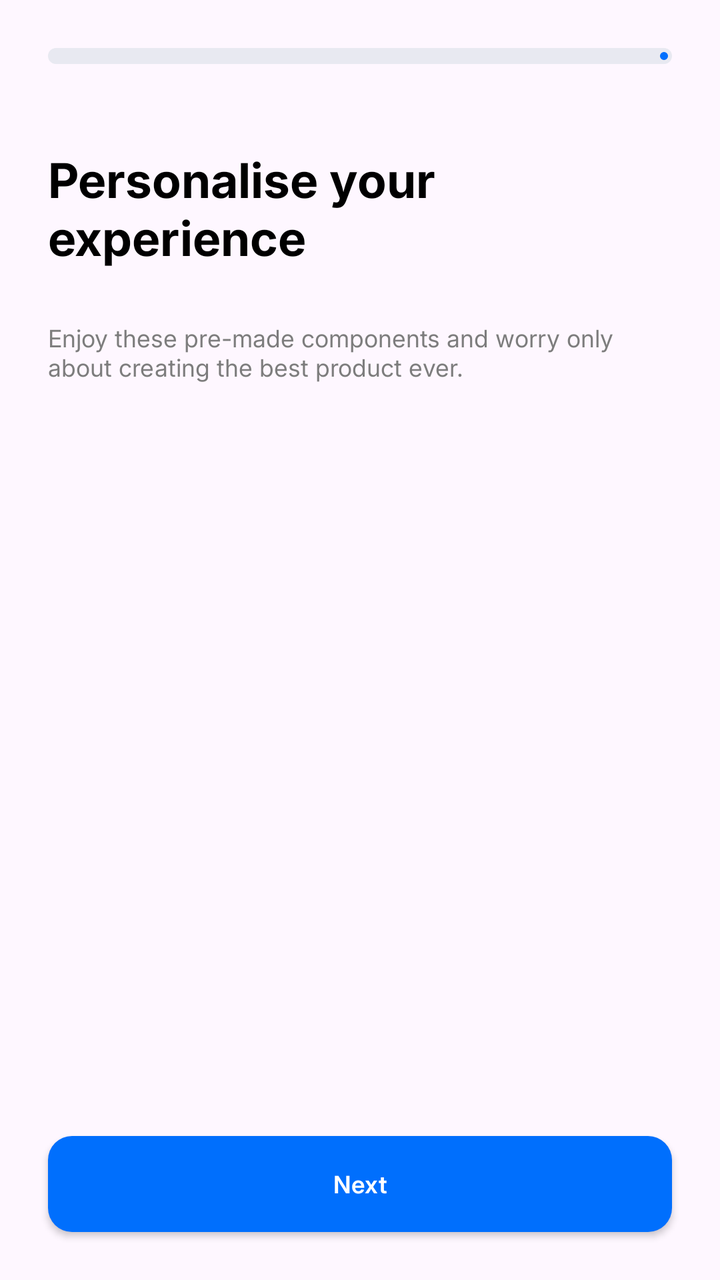
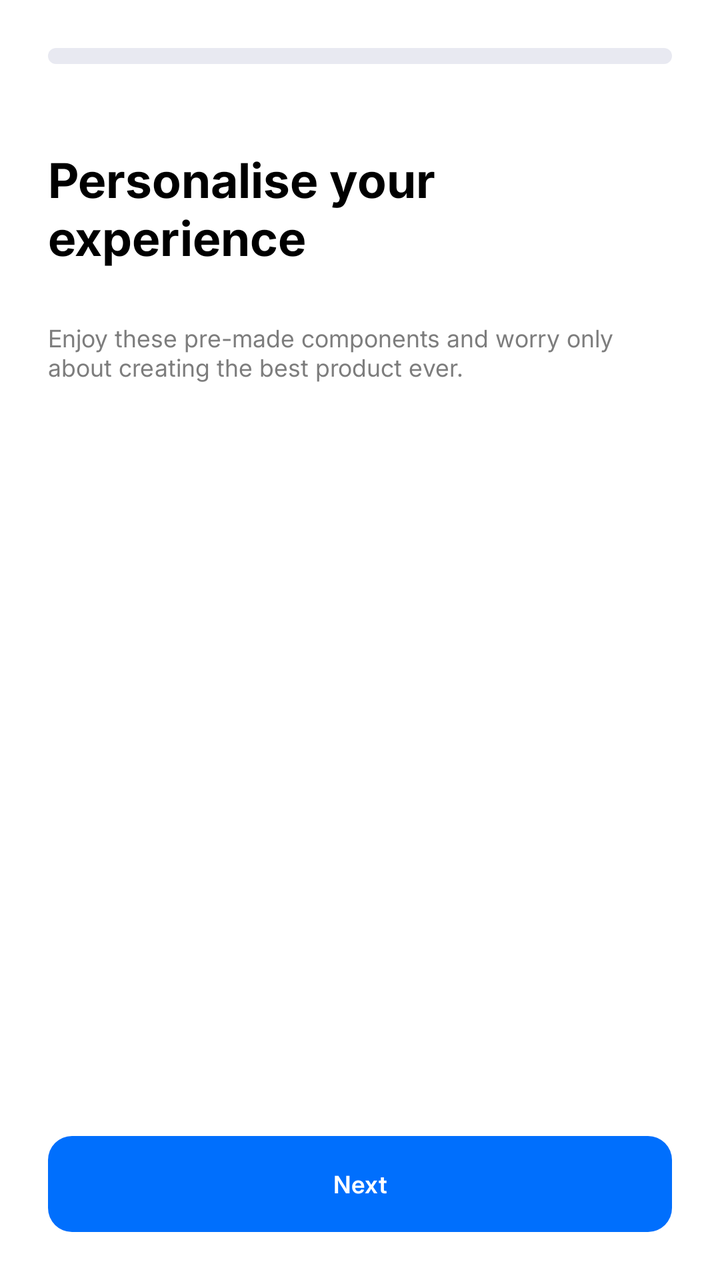

Screens rendered from an Android XML layout before and after an edit, with the pre-edit source and the edit as a unified diff.
<!-- AndroidManifest.xml: application theme Theme.UiDesign3 -->
<!-- res/layout/activity_onboarding_subscriptionplans.xml -->
<?xml version="1.0" encoding="utf-8"?>
<androidx.constraintlayout.widget.ConstraintLayout xmlns:android="http://schemas.android.com/apk/res/android"
    xmlns:app="http://schemas.android.com/apk/res-auto"
    xmlns:tools="http://schemas.android.com/tools"
    android:id="@+id/main"
    android:layout_width="match_parent"
    android:layout_height="match_parent"
    tools:context=".ui.onboarding.OnboardingSubscriptionPlansActivity">

    <com.google.android.material.progressindicator.LinearProgressIndicator
        android:id="@+id/progressIndicator"
        android:layout_width="match_parent"
        android:layout_height="wrap_content"
        android:layout_marginHorizontal="@dimen/margin_default_horizontal"
        android:layout_marginTop="@dimen/margin_default_vertical"
        app:indicatorColor="@color/blue"
        app:layout_constraintEnd_toEndOf="parent"
        app:layout_constraintStart_toStartOf="parent"
        app:layout_constraintTop_toTopOf="parent"
        app:trackColor="#E8E9F1"
        app:trackCornerRadius="4dp"
        app:trackThickness="8dp" />

    <TextView
        android:id="@+id/textView"
        style="@style/style_tv_primary"
        android:layout_width="match_parent"
        android:layout_height="wrap_content"
        android:layout_marginHorizontal="@dimen/margin_default_horizontal"
        android:layout_marginTop="@dimen/margin_tv_top_primary"
        android:text="@string/personalise_your_experience"
        app:layout_constraintEnd_toEndOf="parent"
        app:layout_constraintStart_toStartOf="parent"
        app:layout_constraintTop_toBottomOf="@+id/progressIndicator" />

    <TextView
        android:id="@+id/textView2"
        style="@style/style_tv_deafult"
        android:layout_width="match_parent"
        android:layout_height="wrap_content"
        android:layout_marginHorizontal="@dimen/margin_default_horizontal"
        android:layout_marginTop="@dimen/margin_default_vertical"
        android:text="@string/onboarding_text"
        app:layout_constraintEnd_toEndOf="parent"
        app:layout_constraintStart_toStartOf="parent"
        app:layout_constraintTop_toBottomOf="@+id/textView" />

    <ListView
        android:id="@+id/listView"
        android:layout_width="match_parent"
        android:layout_height="0dp"
        android:layout_marginVertical="24dp"
        app:layout_constraintBottom_toTopOf="@+id/button"
        app:layout_constraintEnd_toEndOf="parent"
        app:layout_constraintStart_toStartOf="parent"
        android:divider="@null"
        android:dividerHeight="0dp"
        android:scrollbars="none"
        app:layout_constraintTop_toBottomOf="@+id/textView2"
        android:layout_marginHorizontal="@dimen/margin_default_horizontal"
        tools:listitem="@layout/item_unselected_subscription_plans" />

    <androidx.appcompat.widget.AppCompatButton
        android:id="@+id/button"
        style="@style/style_button_default"
        android:layout_width="match_parent"
        android:layout_height="wrap_content"
        android:layout_marginHorizontal="24dp"
        android:layout_marginBottom="24dp"
        android:text="@string/next"
        app:layout_constraintBottom_toBottomOf="parent"
        app:layout_constraintEnd_toEndOf="parent"
        app:layout_constraintStart_toStartOf="parent" />

</androidx.constraintlayout.widget.ConstraintLayout>
<!-- res/layout/item_unselected_subscription_plans.xml (included above) -->
<LinearLayout
    xmlns:android="http://schemas.android.com/apk/res/android"
    android:layout_width="match_parent"
    android:layout_height="wrap_content"
    android:orientation="vertical"
    android:paddingVertical="4dp">

    <TextView
        android:id="@+id/textView"
        android:layout_width="match_parent"
        android:layout_height="wrap_content"
        android:padding="16dp"
        android:background="@drawable/vector_unselected_list_item"
        android:textSize="16sp"
        android:textColor="#000"
        android:gravity="center_vertical"
        android:drawablePadding="8dp" />
</LinearLayout>
<!-- resources referenced by this layout -->
<resources>
  <color name="blue">#006FFD</color>
  <dimen name="margin_default_horizontal">24dp</dimen>
  <dimen name="margin_default_vertical">24dp</dimen>
  <dimen name="margin_tv_top_primary">40dp</dimen>
  <!-- drawable vector_unselected_list_item (drawable) -->
  <shape xmlns:android="http://schemas.android.com/apk/res/android"
      android:shape="rectangle">
    <solid android:color="@android:color/transparent"/>
    <stroke android:width="2dp" android:color="#C5C6CC"/>
    <corners android:radius="12dp"/>
  </shape>
  <string name="next">Next</string>
  <string name="onboarding_text">Enjoy these pre-made components and worry only\nabout creating the best product ever.</string>
  <string name="personalise_your_experience">Personalise your experience</string>
  <style name="style_button_default" parent="Widget.AppCompat.Button">
          <item name="android:background">@drawable/vector_button_default</item>
          <item name="android:fontFamily">@font/inter_semibold</item>
          <item name="android:textColor">@color/white</item>
          <item name="android:textAllCaps">false</item>
          <item name="android:textSize">@dimen/tv_secondary</item>
      </style>
  <style name="style_tv_deafult" parent="Widget.AppCompat.TextView">
          <item name="android:fontFamily">@font/inter_regular</item>
          <item name="android:textColor">@color/lightGreyTv</item>
          <item name="android:textSize">@dimen/tv_secondary</item>
      </style>
  <style name="style_tv_primary" parent="Widget.AppCompat.TextView">
          <item name="android:fontFamily">@font/inter_bold</item>
          <item name="android:textColor">@color/black</item>
          <item name="android:textSize">@dimen/tv_primary</item>
      </style>
  <style name="Theme.UiDesign3" parent="Base.Theme.UiDesign3" />
  <!-- drawable vector_button_default (drawable) -->
  <?xml version="1.0" encoding="utf-8"?>
  <selector xmlns:android="http://schemas.android.com/apk/res/android">
      <item>
          <shape android:shape="rectangle">
              <solid android:color="#006FFD" />
              <corners android:radius="12dp" />
          </shape>
      </item>
  </selector>
  <color name="white">#FFFFFFFF</color>
  <dimen name="tv_secondary">12dp</dimen>
  <color name="lightGreyTv">#7D7D7D</color>
  <color name="black">#FF000000</color>
  <dimen name="tv_primary">24dp</dimen>
  <style name="Base.Theme.UiDesign3" parent="Theme.Material3.DayNight.NoActionBar">
          
          
      </style>
</resources>

<!-- the commit's change to res/layout/activity_onboarding_subscriptionplans.xml (unified diff, before → after) -->
@@ -5,6 +5,7 @@
     android:id="@+id/main"
     android:layout_width="match_parent"
     android:layout_height="match_parent"
+    android:background="@color/white"
     tools:context=".ui.onboarding.OnboardingSubscriptionPlansActivity">
 
     <com.google.android.material.progressindicator.LinearProgressIndicator
@@ -17,6 +18,8 @@
         app:layout_constraintEnd_toEndOf="parent"
         app:layout_constraintStart_toStartOf="parent"
         app:layout_constraintTop_toTopOf="parent"
+        app:trackStopIndicatorSize="0dp"
+        app:indicatorTrackGapSize="0dp"
         app:trackColor="#E8E9F1"
         app:trackCornerRadius="4dp"
         app:trackThickness="8dp" />
<!-- resource entries referenced after the edit -->
@@ -1,6 +1,7 @@
 <!-- resources referenced by this layout -->
 <resources>
   <color name="blue">#006FFD</color>
+  <color name="white">#FFFFFFFF</color>
   <dimen name="margin_default_horizontal">24dp</dimen>
   <dimen name="margin_default_vertical">24dp</dimen>
   <dimen name="margin_tv_top_primary">40dp</dimen>
@@ -8,7 +9,7 @@
   <shape xmlns:android="http://schemas.android.com/apk/res/android"
       android:shape="rectangle">
     <solid android:color="@android:color/transparent"/>
-    <stroke android:width="2dp" android:color="#C5C6CC"/>
+    <stroke android:width="0.5dp" android:color="#C5C6CC"/>
     <corners android:radius="12dp"/>
   </shape>
   <string name="next">Next</string>
@@ -20,6 +21,8 @@
           <item name="android:textColor">@color/white</item>
           <item name="android:textAllCaps">false</item>
           <item name="android:textSize">@dimen/tv_secondary</item>
+          <item name="elevation">0dp</item>
+          <item name="android:stateListAnimator">@null</item>
       </style>
   <style name="style_tv_deafult" parent="Widget.AppCompat.TextView">
           <item name="android:fontFamily">@font/inter_regular</item>
@@ -42,7 +45,6 @@
           </shape>
       </item>
   </selector>
-  <color name="white">#FFFFFFFF</color>
   <dimen name="tv_secondary">12dp</dimen>
   <color name="lightGreyTv">#7D7D7D</color>
   <color name="black">#FF000000</color>
